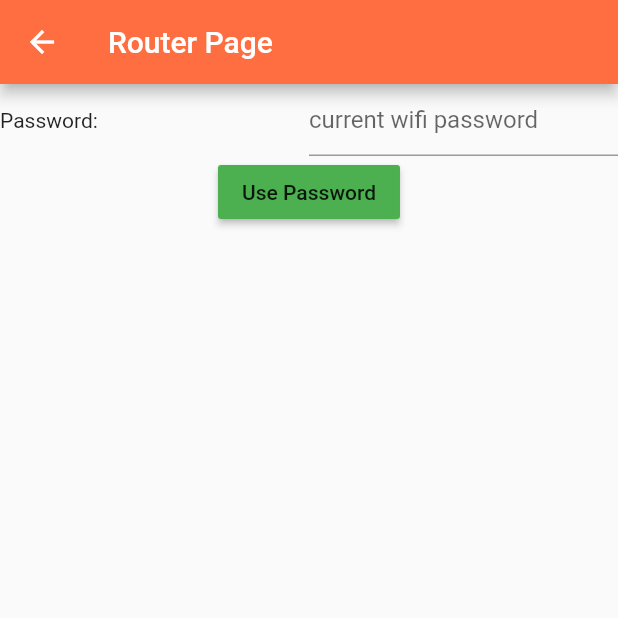
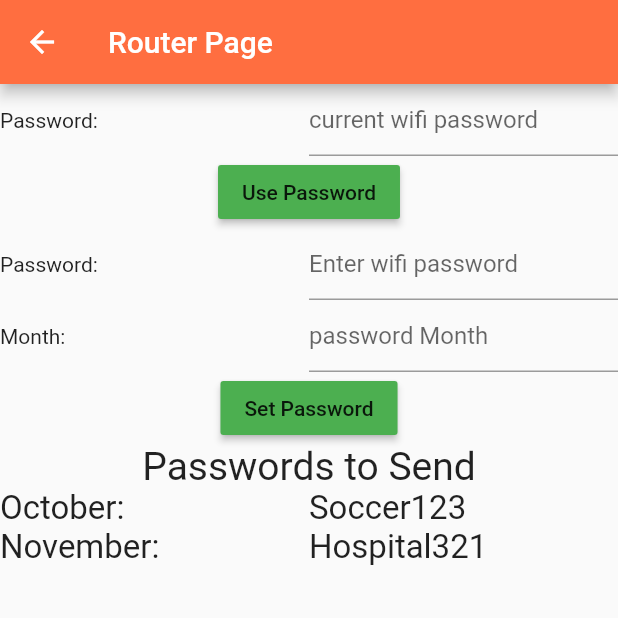
Before and after one commit to JasonSmith03/GNG2101, a Flutter app: the RouterPage screen opened directly, on a phone screen of 412 x 824 dp, the top half of it. Run offline on Flutter 3.47's test engine with Material 2 defaults, Android fonts, the phone set to English and light mode, and no system bars.

Commit message:
router page

```diff
--- a/lib/main.dart
+++ b/lib/main.dart
@@ -170,6 +170,123 @@ class RouterPage extends StatelessWidget {
                       //     color : Colors.pinkAccent,
                       //     onPressed: (){Navigator.of(context).pushNamed("/UsePasswordPage");}
                       // )
+                          GestureDetector(
+                            child: new Row(
+                                mainAxisAlignment: MainAxisAlignment.center,
+                                children: <Widget>[
+                                  Expanded(
+                                    child: Text('Password:'),
+                                  ),
+                                  Expanded(
+                                    child: TextField(
+                                      decoration: InputDecoration(hintText: "Enter wifi password"),
+                                    ),
+                                  )
+                                ]),
+                          ),
+
+                          GestureDetector(
+                            child: new Row(
+                                mainAxisAlignment: MainAxisAlignment.center,
+                                children: <Widget>[
+                                  Expanded(
+                                    child: Text('Month:'),
+                                  ),
+                                  Expanded(
+                                    child: TextField(
+                                      decoration: InputDecoration(hintText: "password Month"),
+                                    ),
+                                  )
+                                ]),
+                          ),
+
+
+                          Align(
+                            alignment: Alignment.bottomCenter,
+                            child: RaisedButton(
+                                child : Text("Set Password"),
+                                color : Colors.green,
+                                onPressed: (){}
+                            ),
+                          ),
+
+
+                          //Add  text to say "Passwords to send"
+
+                          new Text(
+                              "Passwords to Send",
+                              style: TextStyle(
+                                fontSize: 26.0,
+
+                              ),
+                          ),
+
+                          GestureDetector(
+                            child: new Row(
+                                mainAxisAlignment: MainAxisAlignment.end,
+                                children: <Widget>[
+                                  Expanded(
+                                    child: Text('October:',
+                                      style: TextStyle(
+                                      fontSize: 22.0,
+
+                                   )
+                                  ),
+                                  ),
+                                  Expanded(
+                                    child : Text('Soccer123',
+                                        style: TextStyle(
+                                          fontSize: 22.0,
+
+                                        )
+                                    ),
+                                  )
+                                ]),
+                          ),
+
+                          GestureDetector(
+                            child: new Row(
+                                mainAxisAlignment: MainAxisAlignment.end,
+                                children: <Widget>[
+                                  Expanded(
+                                    child: Text('November:',
+                                     style: TextStyle(
+                                       fontSize: 22.0,
+
+                                   )
+                                    ),
+                                  ),
+                                  Expanded(
+                                    child: Text('Hospital321',
+                                        style: TextStyle(
+                                          fontSize: 22.0,
+                                        )
+
+                                    ),
+                                  )
+                                ]),
+                          ),
+
+
+
+
+
+
+
+
+
+
+
+                          //research on how to make message pop up ahead/below a button
+                          // youtube link - https://www.youtube.com/watch?v=WWKhWe_r2MM
+                          //https://www.youtube.com/watch?v=RlBfFswZ94U
+                          //https://www.youtube.com/watch?v=rS6MMTH4NPM
+                          //https://www.youtube.com/watch?v=cQonqcEsjf8
+
+                         //Build the Add password, with 2 text fields for adding the password and month for the password, include a Add button
+                         //for the Store password includes 2 text fields for the password and the month for the password implemented on
+
+
                     ]
                 )
  //           )
```
